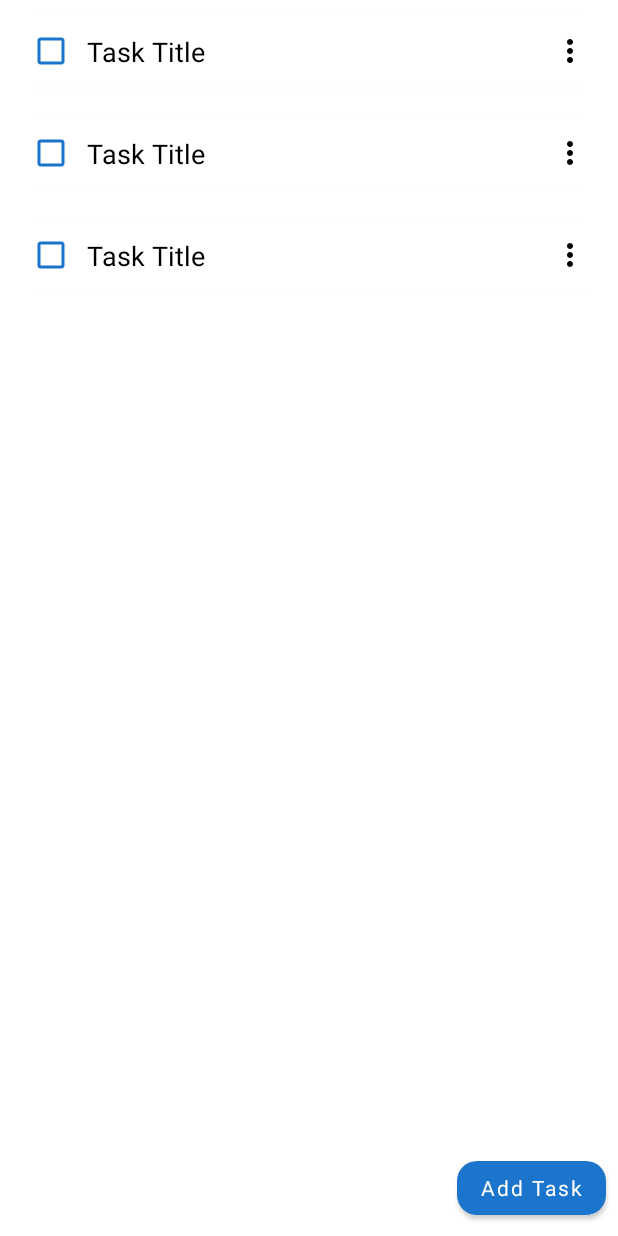
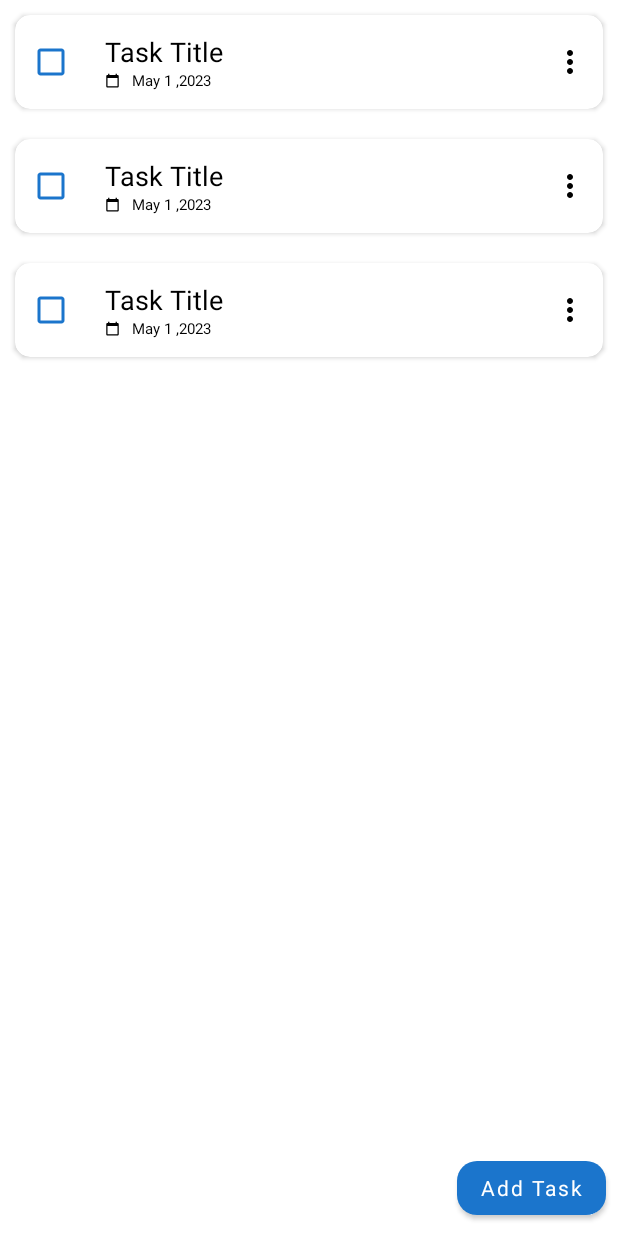
Before and after one commit to MdAbdullahAlMahmud/PMIS-Defense_A, an Android app: the layout fragment_teacher_task_add.xml on its own in the app's theme, with its tools: preview values and no code run, on a phone screen of 412 x 824 dp. Run offline under Robolectric (Android 15) with nearby library versions, the phone set to English and light mode, and no system bars; Roboto replaces fonts that are not available here.

```diff
--- a/app/src/main/AndroidManifest.xml
+++ b/app/src/main/AndroidManifest.xml
@@ -2,10 +2,8 @@
 <manifest xmlns:android="http://schemas.android.com/apk/res/android"
     xmlns:tools="http://schemas.android.com/tools">
 
-
     <uses-permission android:name="android.permission.INTERNET"/>
-
-    <application
+        <application
         android:allowBackup="true"
         android:dataExtractionRules="@xml/data_extraction_rules"
         android:fullBackupContent="@xml/backup_rules"
--- a/app/src/main/java/com/mkrlabs/pmisdefence/adapter/TaskAdapter.kt
+++ b/app/src/main/java/com/mkrlabs/pmisdefence/adapter/TaskAdapter.kt
@@ -30,6 +30,10 @@ class TaskAdapter : RecyclerView.Adapter<TaskAdapter.TaskViewHolder>() {
         holder.itemView.apply {
             holder.binding.tasDescriptionItemTV.text = task.description
             holder.binding.tasDescriptionItemStatusCB.isChecked = task.status
+
+            CommonFunction.taskDateFormat(task.timestamp){
+                holder.binding.taskDeadLineItemTV.text = it
+            }
 
         }
 
--- a/app/src/main/java/com/mkrlabs/pmisdefence/fragment/project_details_tab/TeacherTaskAddFragment.kt
+++ b/app/src/main/java/com/mkrlabs/pmisdefence/fragment/project_details_tab/TeacherTaskAddFragment.kt
@@ -180,6 +180,8 @@ class TeacherTaskAddFragment (val  projectId :String): Fragment() {
                 is Resource.Success->{
                     hideLoading()
                     response.data?.let {
+                        bottomSheetDialog.dismiss()
+
                         CommonFunction.successToast(view.context,it)
                         fetchTaskList()
                     }
@@ -202,6 +204,7 @@ class TeacherTaskAddFragment (val  projectId :String): Fragment() {
                 is Resource.Success->{
                     hideLoading()
                     response.data?.let {
+                        bottomSheetDialog.dismiss()
                         CommonFunction.successToast(view.context,it)
                         fetchTaskList()
                     }
@@ -214,6 +217,7 @@ class TeacherTaskAddFragment (val  projectId :String): Fragment() {
                     hideLoading()
                     CommonFunction.successToast(view.context,response.message.toString())
                 }
+
             }
         })
 
@@ -291,7 +295,6 @@ class TeacherTaskAddFragment (val  projectId :String): Fragment() {
                 projectViewModel.createTaskItemState.postValue(Resource.Loading())
                 projectViewModel.createNewTask(projectId,upsertTaskItem)
             }
-            bottomSheetDialog.dismiss()
         }
     }
     private fun  editTaskItem(context: Context,taskItem:TaskItem){
--- a/app/src/main/res/layout/fragment_overview_tab.xml
+++ b/app/src/main/res/layout/fragment_overview_tab.xml
@@ -54,7 +54,7 @@
                         android:layout_width="wrap_content"
                         android:layout_height="wrap_content"
                         android:fontFamily="@font/montserrat_alternates"
-                        android:text="0 %"
+                        android:text="0%"
                         android:textAlignment="center"
                         android:textColor="@color/black"
                         android:textSize="28sp"
@@ -85,7 +85,7 @@
                     android:id="@+id/overViewTaskFinishedTV"
                     android:layout_width="wrap_content"
                     android:layout_height="wrap_content"
-                    android:text="0"
+                    android:text="00"
                     android:textSize="30sp"
                     android:textColor="@color/black"
                     android:fontFamily="@font/montserrat_alternates"
--- a/app/src/main/res/layout/task_item.xml
+++ b/app/src/main/res/layout/task_item.xml
@@ -19,6 +19,8 @@
             android:layout_width="0dp"
             android:layout_height="wrap_content"
             android:orientation="vertical"
+            android:gravity="center|start"
+            android:padding="12dp"
             app:layout_constraintBottom_toBottomOf="parent"
             app:layout_constraintEnd_toStartOf="@+id/floatingMenuOnTaskItem"
             app:layout_constraintStart_toEndOf="@+id/tasDescriptionItemStatusCB"
@@ -34,15 +36,28 @@
                 android:textSize="18sp"
 
                 />
+            <LinearLayout
+                android:layout_width="wrap_content"
+                android:layout_height="wrap_content"
+                android:orientation="horizontal"
+                android:gravity="start|center"
+                >
+                <ImageView
+                    android:layout_width="10dp"
+                    android:layout_height="10dp"
+                    android:src="@drawable/baseline_calendar_today_24" />
                 <TextView
                     android:id="@+id/taskDeadLineItemTV"
                     android:layout_width="wrap_content"
                     android:layout_height="wrap_content"
                     android:text="May 1 ,2023"
-                 android:visibility="gone"
+                    android:visibility="visible"
                     android:textColor="@color/black"
                     android:textSize="10dp"
+                    android:layout_marginStart="8dp"
                     />
+            </LinearLayout>
+
 
 
 
```
Also changed, not shown: app/src/main/java/com/mkrlabs/pmisdefence/util/CommonFunction.kt (+7 -0 lines). Lines whose indentation alone changed are shown as unchanged.
